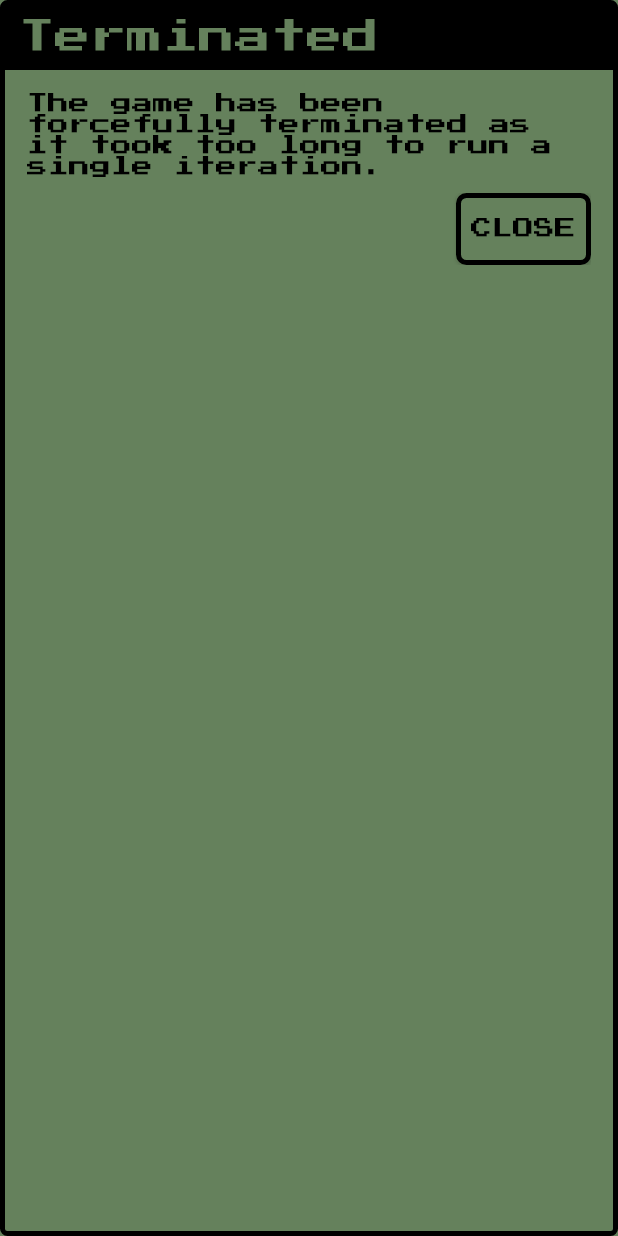
After one commit to SiXoS/qr-game-app, an Android app: the layout dialog_game_canceled.xml on its own in the app's theme, with its tools: preview values and no code run, on a phone screen of 412 x 824 dp. The commit adds this screen. Run offline under Robolectric (Android 15) with nearby library versions, the phone set to English and light mode, and no system bars.

Commit message:
Terminate game if an iteration takes too long

```diff
--- a/app/build.gradle
+++ b/app/build.gradle
@@ -44,7 +44,7 @@ dependencies {
     testImplementation 'junit:junit:4.+'
     androidTestImplementation 'androidx.test.ext:junit:1.1.1'
     androidTestImplementation 'androidx.test.espresso:espresso-core:3.2.0'
-    implementation 'se.lindhen.qrgame:qr-game:1.0-SNAPSHOT'
+    implementation 'se.lindhen.qrgame:qr-game-core:1.0-SNAPSHOT'
     // ViewModel and LiveData
     implementation "androidx.lifecycle:lifecycle-livedata-ktx:2.2.0"
     implementation "androidx.lifecycle:lifecycle-viewmodel-ktx:2.2.0"
--- a/app/src/main/java/se/lindhen/qrgame/GameStateChangeListener.kt
+++ b/app/src/main/java/se/lindhen/qrgame/GameStateChangeListener.kt
@@ -8,5 +8,6 @@ interface GameStateChangeListener {
     fun lost()
     fun scoreChange(score: Int)
     fun onError(exception: RuntimeException)
+    fun onIterationRun(dt: Int)
 
 }
--- /dev/null
+++ b/app/src/main/res/layout/dialog_game_canceled.xml
@@ -0,0 +1,43 @@
+<?xml version="1.0" encoding="utf-8"?>
+<LinearLayout xmlns:android="http://schemas.android.com/apk/res/android"
+    android:layout_width="match_parent"
+    android:layout_height="match_parent"
+    android:orientation="vertical"
+    android:background="@drawable/dialog_background">
+
+    <TextView
+        android:layout_width="match_parent"
+        android:layout_height="wrap_content"
+        android:text="@string/terminated"
+        android:theme="@style/Theme.QrGame.Dialog.Title"/>
+
+    <LinearLayout
+        android:layout_width="match_parent"
+        android:layout_height="match_parent"
+        android:orientation="vertical"
+        android:theme="@style/Theme.QrGame.Dialog.Content">
+
+        <TextView
+            android:layout_width="wrap_content"
+            android:layout_height="wrap_content"
+            android:text="@string/forcefully_terminated"
+            android:padding="5dp"/>
+
+        <LinearLayout
+            android:layout_width="match_parent"
+            android:layout_height="wrap_content"
+            android:orientation="vertical"
+            android:padding="5dp"
+            android:gravity="end">
+
+            <android.widget.Button
+                android:id="@+id/terminated_close_game"
+                android:layout_width="wrap_content"
+                android:layout_height="wrap_content"
+                android:background="@drawable/text_button"
+                android:text="@string/close_game"/>
+
+        </LinearLayout>
+    </LinearLayout>
+
+</LinearLayout>
--- a/app/src/main/res/values/strings.xml
+++ b/app/src/main/res/values/strings.xml
@@ -21,4 +21,6 @@
     <string name="load_qr_image">LOAD QR FROM DEVICE</string>
     <string name="error">Error</string>
     <string name="confirm_delete">Are you sure you want to permanently delete \"%1$s\"?</string>
+    <string name="terminated">Terminated</string>
+    <string name="forcefully_terminated">The game has been forcefully terminated as it took too long to run a single iteration.</string>
 </resources>
```
Also changed, not shown: app/src/main/java/se/lindhen/qrgame/GameActivity.kt (+54 -3 lines), app/src/main/java/se/lindhen/qrgame/GameRenderer.kt (+8 -2 lines), app/src/main/java/se/lindhen/qrgame/dialogs/TerminatedDialog.kt (added, +26 -0 lines), 1 other file.
